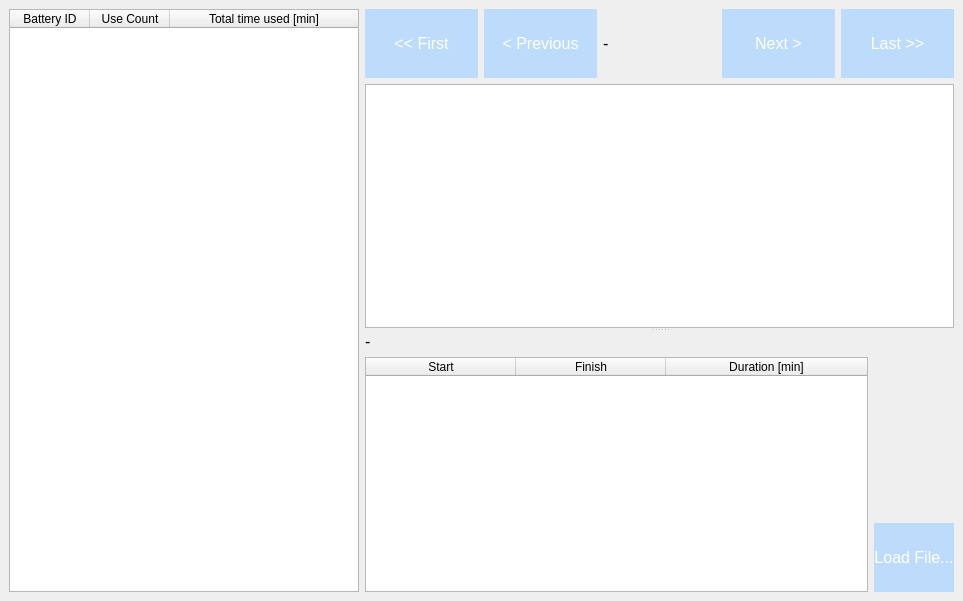
This is mainwindow.ui in j-glow/battery-analyzer as Qt 5 draws it before an edit. The edited form follows.
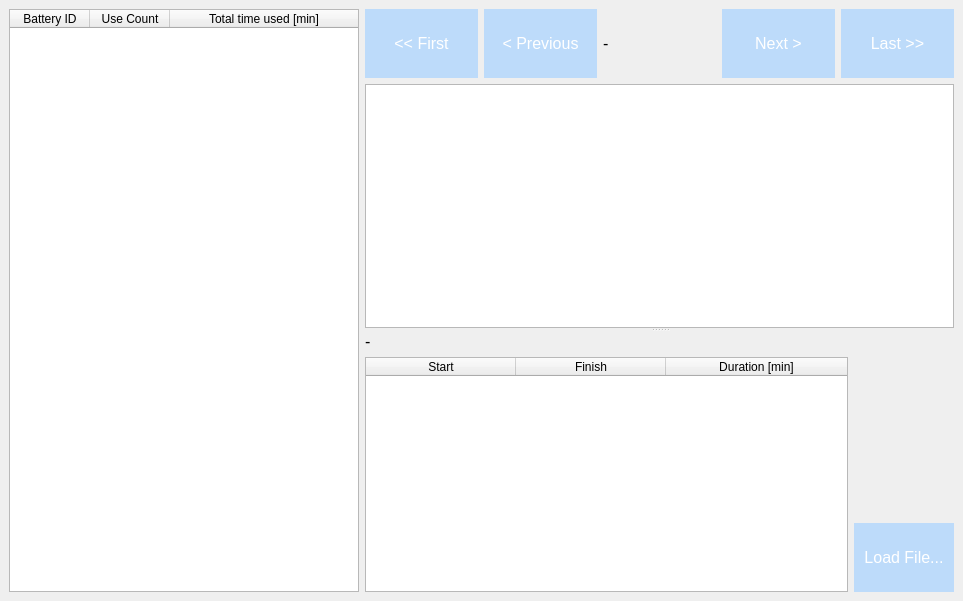
This is the edited form. Custom widgets are drawn as their Qt base class.

Commit message: load button size changed, bars outline changed color

```diff
--- a/mainwindow.ui
+++ b/mainwindow.ui
@@ -359,7 +359,7 @@
              <widget class="QPushButton" name="buttonLoad">
               <property name="minimumSize">
                <size>
-                <width>0</width>
+                <width>100</width>
                 <height>0</height>
                </size>
               </property>
```
The commit also changes 1 other file.
